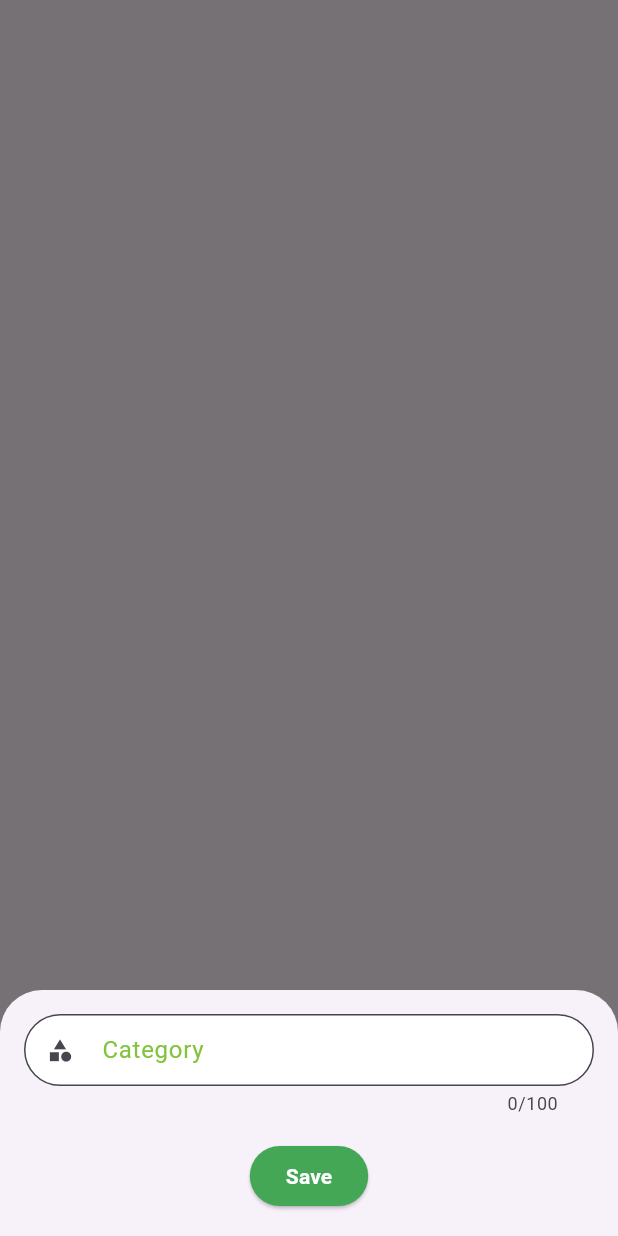
After one commit to pratikboghani/shifttime, a Flutter app: the CategoryForm screen opened directly, after a tap on the "add" icon, on a phone screen of 412 x 824 dp. The commit adds this screen. Run offline on Flutter 3.47's test engine with Material 3 defaults, Android fonts, the phone set to English and light mode, and no system bars; our stand-ins replace animated_splash_screen, shared_preferences, syncfusion_flutter_calendar; missing offline and left inert: dart:js; accounts and stored records are empty; Roboto replaces fonts that are missing (Rubik).

Commit message:
Category done

```diff
--- /dev/null
+++ b/lib/components/add_categories_form.dart
@@ -0,0 +1,79 @@
+import 'package:flutter/material.dart';
+import 'package:shifttime/utilities/constants.dart';
+import 'package:shifttime/utilities/raised_button_widget.dart';
+import 'package:shifttime/utilities/text_form_field_widget.dart';
+import 'package:shifttime/utilities/time_picker.dart';
+
+class CategoryForm extends StatefulWidget {
+  const CategoryForm({super.key});
+
+  @override
+  // ignore: library_private_types_in_public_api
+  _CategoryFormState createState() => _CategoryFormState();
+}
+
+class _CategoryFormState extends State<CategoryForm> {
+  final TextEditingController categoryController = TextEditingController();
+  final TextEditingController sundayTController = TextEditingController();
+  final TextEditingController mondayFController = TextEditingController();
+  final TextEditingController mondayTController = TextEditingController();
+  final TextEditingController tuesdayFController = TextEditingController();
+
+  @override
+  Widget build(BuildContext context) {
+    return Scaffold(
+      body: const Column(
+        crossAxisAlignment: CrossAxisAlignment.center,
+        children: [
+          SizedBox(
+            width: double.infinity,
+          ),
+          // Padding(
+          //   padding: const EdgeInsets.all(8.0),
+          //   child: RaisedButtonWidget(
+          //     bgColor: clrGreenOriginal,
+          //     buttonText: 'Add Availability',
+          //     buttonTextColor: clrWhite,
+          //     onPressed: () => _showAddAvailabilityPopup(context),
+          //   ),
+          // ),
+        ],
+      ),
+      floatingActionButton: FloatingActionButton(onPressed: () => _showAddAvailabilityPopup(context),child: const Icon(Icons.add)),
+    );
+  }
+
+  Future<void> _showAddAvailabilityPopup(BuildContext context) async {
+    showModalBottomSheet(
+      context: context,
+      builder: (BuildContext context) {
+        return Container(
+          padding: const EdgeInsets.all(16.0),
+          child: SingleChildScrollView(
+            child: Column(
+              children: [
+                Row(
+                  children: [
+                    Expanded(
+                      child: TextFormFieldWidget(labelText: 'Category', hintText: 'enter category', icon: Icon(Icons.category), keyboardType: TextInputType.text, validator: (){}, controller: categoryController, maxLength: 100)
+                    ),
+                  ],
+                ),
+                // Add similar Rows for other days if needed
+                const SizedBox(height: 16),
+                RaisedButtonWidget(
+                  buttonText: 'Save',
+                  buttonTextColor: clrWhite,
+                  bgColor: clrGreenOriginal,
+                  onPressed: () {
+                    Navigator.of(context).pop();
+                  },
+                ),
+              ],
+            ),
+          ),
+        );
+      },
+    );
+  }
+}
--- a/lib/screens/admin_home_screen.dart
+++ b/lib/screens/admin_home_screen.dart
@@ -1,5 +1,6 @@
 import 'package:flutter/material.dart';
 
+import '../components/add_categories_form.dart';
 import '../utilities/constants.dart';
 import 'admin_schedule_screen.dart';
 import 'manage_emp_screen.dart';
@@ -38,6 +39,7 @@ class _AdminHomePageState extends State<AdminHomePage> {
     ),
     ScheduleManageScreen(),
     ManageEmpScreen(),
+    CategoryForm(),
     Text(
       'Index 3: Settings',
       style: optionStyle,
@@ -115,11 +117,21 @@ class _AdminHomePageState extends State<AdminHomePage> {
               },
             ),
             ListTile(
-              title: const Text('Settings'),
+              title: const Text('Manage Categories'),
               selected: _selectedIndex == 3,
               onTap: () {
                 // Update the state of the app
                 _onItemTapped(3);
+                // Then close the drawer
+                Navigator.pop(context);
+              },
+            ),
+            ListTile(
+              title: const Text('Settings'),
+              selected: _selectedIndex == 4,
+              onTap: () {
+                // Update the state of the app
+                _onItemTapped(4);
 
                 // Then close the drawer
                 Navigator.pop(context);
--- a/lib/screens/login_screen.dart
+++ b/lib/screens/login_screen.dart
@@ -191,8 +191,6 @@ class _LoginScreenState extends State<LoginScreen> {
                     return 'Email is required';
                   }
                 },
-
-
                 controller: _emailController,
                 labelText: 'Email',
                 hintText: 'enter your email',
```
Also changed, not shown: lib/components/employee_registration_form.dart (deleted).
